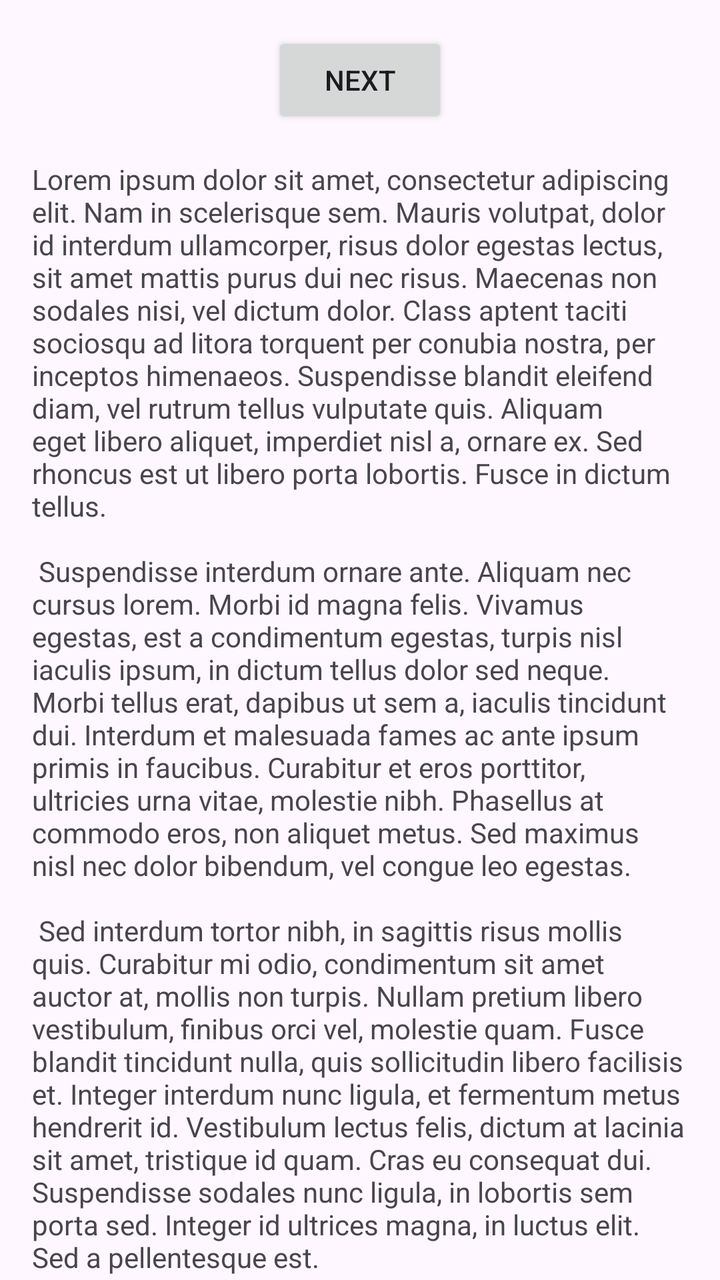
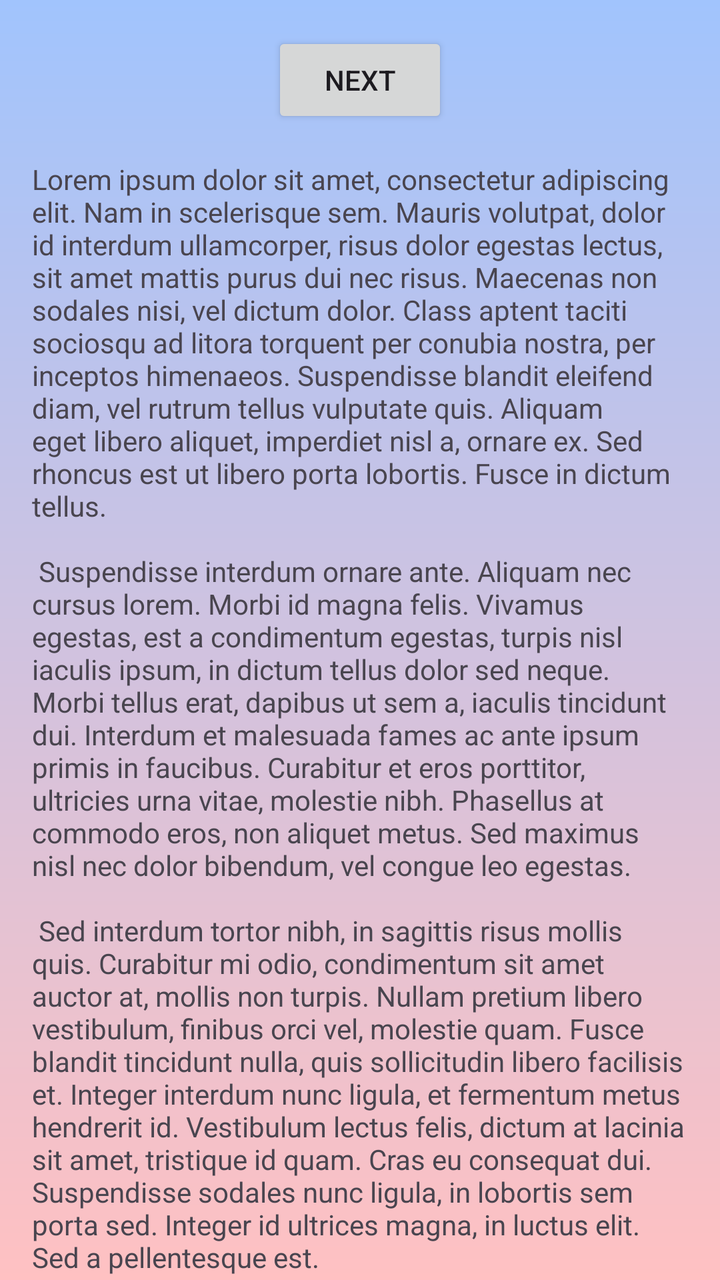

Screens rendered from an Android XML layout before and after an edit, with the pre-edit source and the edit as a unified diff.
<!-- AndroidManifest.xml: application theme Theme.Maternal_ChildApp -->
<!-- res/layout/fragment_first.xml -->
<?xml version="1.0" encoding="utf-8"?>
<androidx.core.widget.NestedScrollView xmlns:android="http://schemas.android.com/apk/res/android"
    xmlns:app="http://schemas.android.com/apk/res-auto"
    xmlns:tools="http://schemas.android.com/tools"
    android:layout_width="match_parent"
    android:layout_height="match_parent"
    tools:context=".FirstFragment">

    <androidx.constraintlayout.widget.ConstraintLayout
        android:layout_width="match_parent"
        android:layout_height="match_parent"
        android:padding="16dp">

        <Button
            android:id="@+id/button_first"
            android:layout_width="wrap_content"
            android:layout_height="wrap_content"
            android:text="@string/next"
            app:layout_constraintBottom_toTopOf="@id/textview_first"
            app:layout_constraintEnd_toEndOf="parent"
            app:layout_constraintStart_toStartOf="parent"
            app:layout_constraintTop_toTopOf="parent" />

        <TextView
            android:id="@+id/textview_first"
            android:layout_width="wrap_content"
            android:layout_height="wrap_content"
            android:layout_marginTop="16dp"
            android:text="@string/lorem_ipsum"
            app:layout_constraintBottom_toBottomOf="parent"
            app:layout_constraintEnd_toEndOf="parent"
            app:layout_constraintStart_toStartOf="parent"
            app:layout_constraintTop_toBottomOf="@id/button_first" />
    </androidx.constraintlayout.widget.ConstraintLayout>
</androidx.core.widget.NestedScrollView>
<!-- resources referenced by this layout -->
<resources>
  <string name="lorem_ipsum">
          Lorem ipsum dolor sit amet, consectetur adipiscing elit. Nam in scelerisque sem. Mauris
          volutpat, dolor id interdum ullamcorper, risus dolor egestas lectus, sit amet mattis purus
          dui nec risus. Maecenas non sodales nisi, vel dictum dolor. Class aptent taciti sociosqu ad
          litora torquent per conubia nostra, per inceptos himenaeos. Suspendisse blandit eleifend
          diam, vel rutrum tellus vulputate quis. Aliquam eget libero aliquet, imperdiet nisl a,
          ornare ex. Sed rhoncus est ut libero porta lobortis. Fusce in dictum tellus.\n\n
          Suspendisse interdum ornare ante. Aliquam nec cursus lorem. Morbi id magna felis. Vivamus
          egestas, est a condimentum egestas, turpis nisl iaculis ipsum, in dictum tellus dolor sed
          neque. Morbi tellus erat, dapibus ut sem a, iaculis tincidunt dui. Interdum et malesuada
          fames ac ante ipsum primis in faucibus. Curabitur et eros porttitor, ultricies urna vitae,
          molestie nibh. Phasellus at commodo eros, non aliquet metus. Sed maximus nisl nec dolor
          bibendum, vel congue leo egestas.\n\n
          Sed interdum tortor nibh, in sagittis risus mollis quis. Curabitur mi odio, condimentum sit
          amet auctor at, mollis non turpis. Nullam pretium libero vestibulum, finibus orci vel,
          molestie quam. Fusce blandit tincidunt nulla, quis sollicitudin libero facilisis et. Integer
          interdum nunc ligula, et fermentum metus hendrerit id. Vestibulum lectus felis, dictum at
          lacinia sit amet, tristique id quam. Cras eu consequat dui. Suspendisse sodales nunc ligula,
          in lobortis sem porta sed. Integer id ultrices magna, in luctus elit. Sed a pellentesque
          est.\n\n
          Aenean nunc velit, lacinia sed dolor sed, ultrices viverra nulla. Etiam a venenatis nibh.
          Morbi laoreet, tortor sed facilisis varius, nibh orci rhoncus nulla, id elementum leo dui
          non lorem. Nam mollis ipsum quis auctor varius. Quisque elementum eu libero sed commodo. In
          eros nisl, imperdiet vel imperdiet et, scelerisque a mauris. Pellentesque varius ex nunc,
          quis imperdiet eros placerat ac. Duis finibus orci et est auctor tincidunt. Sed non viverra
          ipsum. Nunc quis augue egestas, cursus lorem at, molestie sem. Morbi a consectetur ipsum, a
          placerat diam. Etiam vulputate dignissim convallis. Integer faucibus mauris sit amet finibus
          convallis.\n\n
          Phasellus in aliquet mi. Pellentesque habitant morbi tristique senectus et netus et
          malesuada fames ac turpis egestas. In volutpat arcu ut felis sagittis, in finibus massa
          gravida. Pellentesque id tellus orci. Integer dictum, lorem sed efficitur ullamcorper,
          libero justo consectetur ipsum, in mollis nisl ex sed nisl. Donec maximus ullamcorper
          sodales. Praesent bibendum rhoncus tellus nec feugiat. In a ornare nulla. Donec rhoncus
          libero vel nunc consequat, quis tincidunt nisl eleifend. Cras bibendum enim a justo luctus
          vestibulum. Fusce dictum libero quis erat maximus, vitae volutpat diam dignissim.
      </string>
  <string name="next">Next</string>
  <style name="Theme.Maternal_ChildApp" parent="Base.Theme.Maternal_ChildApp" />
  <style name="Base.Theme.Maternal_ChildApp" parent="Theme.Material3.DayNight.NoActionBar">
          
          
      </style>
</resources>

<!-- the commit's change to res/layout/fragment_first.xml (unified diff, before → after) -->
@@ -4,6 +4,7 @@
     xmlns:tools="http://schemas.android.com/tools"
     android:layout_width="match_parent"
     android:layout_height="match_parent"
+    android:background="@drawable/gradient_background"
     tools:context=".FirstFragment">
 
     <androidx.constraintlayout.widget.ConstraintLayout
<!-- resource entries referenced after the edit -->
@@ -1,5 +1,18 @@
 <!-- resources referenced by this layout -->
 <resources>
+  <!-- drawable gradient_background (drawable) -->
+  <?xml version="1.0" encoding="utf-8"?>
+  <shape xmlns:android="http://schemas.android.com/apk/res/android"
+      android:shape="rectangle">
+  
+      <gradient
+          android:angle="90"
+          android:startColor="#FFC1C2"
+          android:endColor="#A1C4FD"
+          android:type="linear"
+          android:dither="true" />
+  
+  </shape>
   <string name="lorem_ipsum">
           Lorem ipsum dolor sit amet, consectetur adipiscing elit. Nam in scelerisque sem. Mauris
           volutpat, dolor id interdum ullamcorper, risus dolor egestas lectus, sit amet mattis purus
